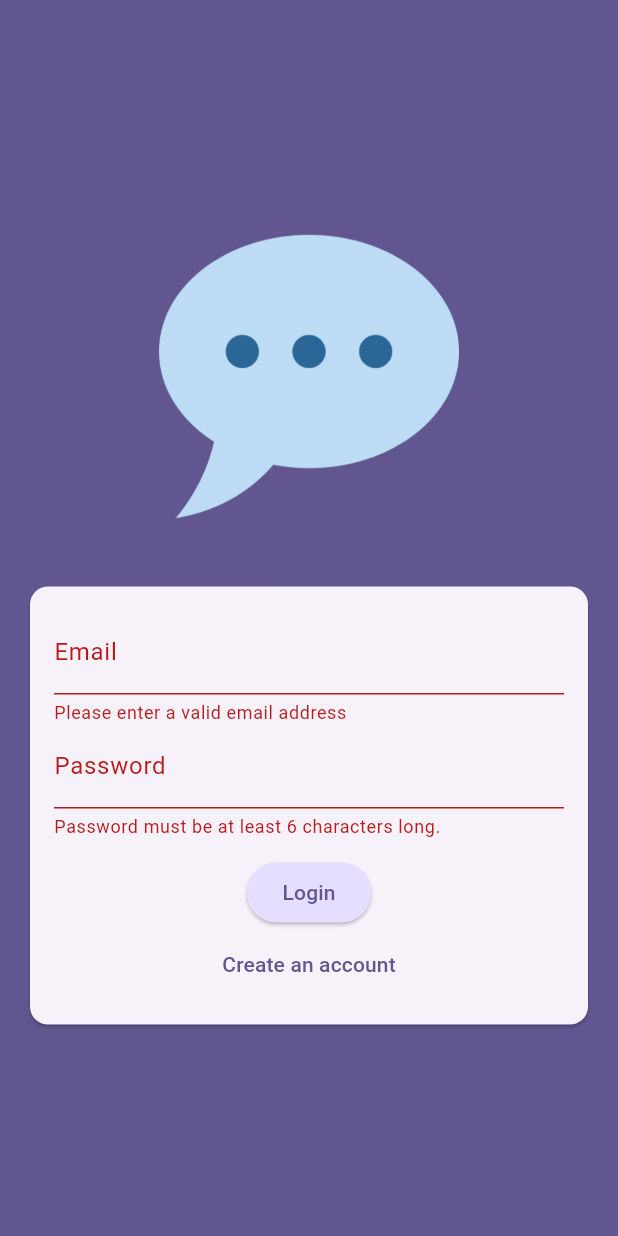
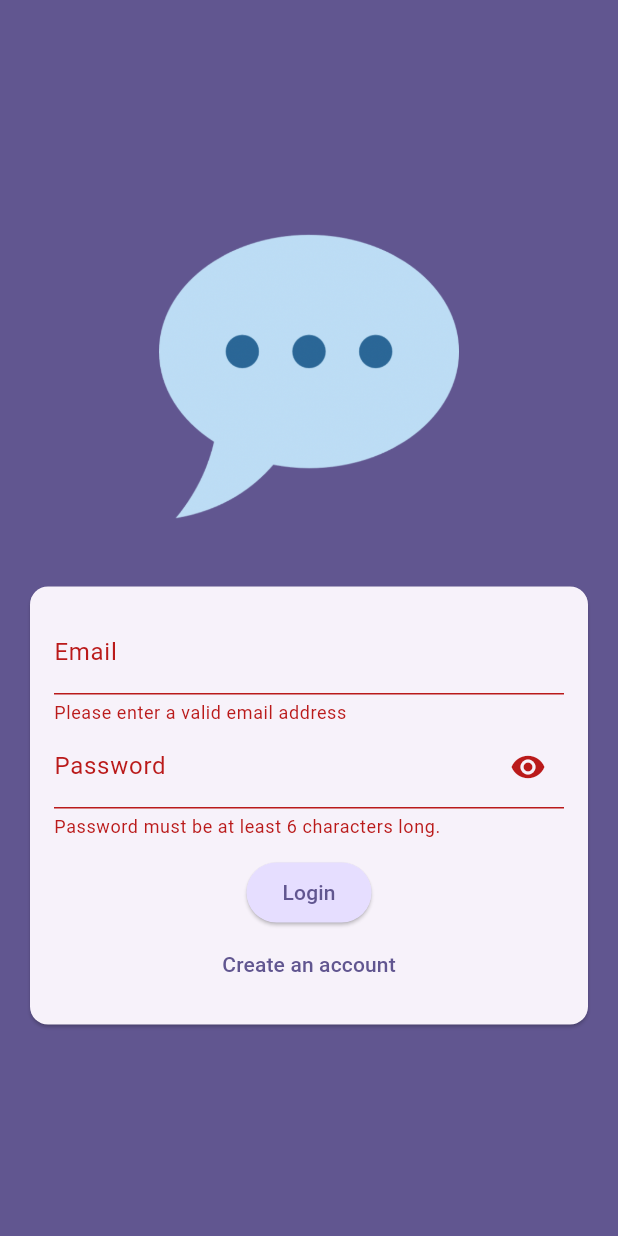
Before and after one commit to hugocica/flutter_chat_app, a Flutter app: the screen it shows after launch, after a tap on "Login", on a phone screen of 412 x 824 dp. Run offline on Flutter 3.47's test engine with Material 3 defaults, Android fonts, the phone set to English and light mode, and no system bars; our stand-ins replace firebase_auth, firebase_core; accounts and stored records are empty.

Commit message:
add StreamBuild with Firebase to switch between Auth and Logged In screens

```diff
--- a/lib/app/app.dart
+++ b/lib/app/app.dart
@@ -1,4 +1,6 @@
 import 'package:chat_app/app/screens/auth.dart';
+import 'package:chat_app/app/screens/chat.dart';
+import 'package:firebase_auth/firebase_auth.dart';
 import 'package:flutter/material.dart';
 
 class App extends StatelessWidget {
@@ -13,7 +15,15 @@ class App extends StatelessWidget {
           seedColor: const Color.fromARGB(255, 63, 17, 177),
         ),
       ),
-      home: const AuthScreen(),
+      home: StreamBuilder(
+          stream: FirebaseAuth.instance.authStateChanges(),
+          builder: (ctx, snapshot) {
+            if (snapshot.hasData) {
+              return const ChatScreen();
+            }
+
+            return const AuthScreen();
+          }),
     );
   }
 }
--- a/lib/app/screens/auth.dart
+++ b/lib/app/screens/auth.dart
@@ -1,4 +1,7 @@
+import 'package:firebase_auth/firebase_auth.dart';
 import 'package:flutter/material.dart';
+
+final _firebase = FirebaseAuth.instance;
 
 class AuthScreen extends StatefulWidget {
   const AuthScreen({super.key});
@@ -13,17 +16,52 @@ class _AuthScreenState extends State<AuthScreen> {
   final _form = GlobalKey<FormState>();
 
   bool _isLogin = true;
+  bool _isPasswordVisible = false;
   String _email = '';
   String _password = '';
 
-  void _onSignup() {}
+  void _onSignup() async {
+    try {
+      final userCredentials = await _firebase.createUserWithEmailAndPassword(
+          email: _email, password: _password);
+    } on FirebaseAuthException catch (error) {
+      if (error.code == 'email-already-in-use') {}
 
-  void _onLogin() {}
+      ScaffoldMessenger.of(context).clearSnackBars();
+      ScaffoldMessenger.of(context).showSnackBar(
+        SnackBar(
+          content: Text(error.message ?? 'Authentication failed'),
+        ),
+      );
+    }
+  }
+
+  void _onLogin() async {
+    try {
+      final userCredentials = await _firebase.signInWithEmailAndPassword(
+          email: _email, password: _password);
+    } on FirebaseAuthException catch (error) {
+      ScaffoldMessenger.of(context).clearSnackBars();
+      ScaffoldMessenger.of(context).showSnackBar(
+        SnackBar(
+          content: Text(error.message ?? 'Authentication failed'),
+        ),
+      );
+    }
+  }
 
   void _onSubmit() {
-    if (_form.currentState!.validate()) {
-      _form.currentState!.save();
+    if (!_form.currentState!.validate()) {
+      return;
     }
+
+    _form.currentState!.save();
+
+    if (_isLogin) {
+      return _onLogin();
+    }
+
+    return _onSignup();
   }
 
   @override
@@ -73,9 +111,22 @@ class _AuthScreenState extends State<AuthScreen> {
                           },
                         ),
                         TextFormField(
-                          decoration:
-                              const InputDecoration(labelText: 'Password'),
-                          obscureText: true,
+                          decoration: InputDecoration(
+                            labelText: 'Password',
+                            suffixIcon: IconButton(
+                              onPressed: () {
+                                setState(() {
+                                  _isPasswordVisible = !_isPasswordVisible;
+                                });
+                              },
+                              icon: Icon(
+                                !_isPasswordVisible
+                                    ? Icons.visibility
+                                    : Icons.visibility_off,
+                              ),
+                            ),
+                          ),
+                          obscureText: !_isPasswordVisible,
                           validator: (value) {
                             if (value == null || value.trim().length < 6) {
                               return 'Password must be at least 6 characters long.';
```
Also changed, not shown: lib/app/screens/chat.dart (added, +17 -0 lines).
